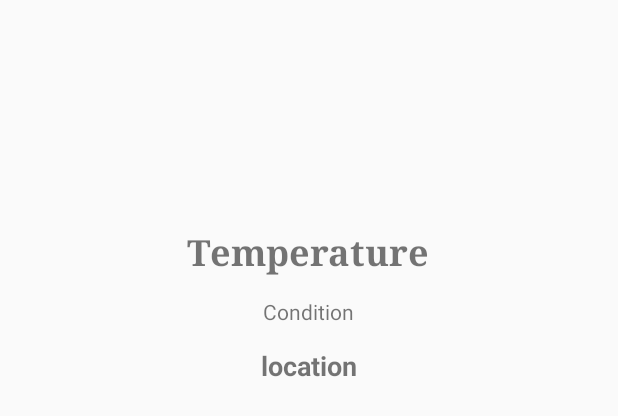
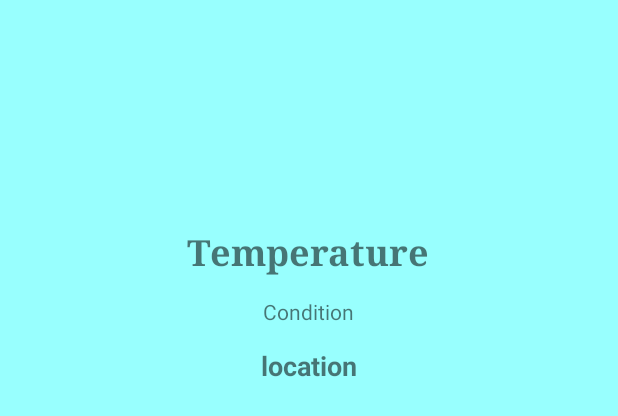
Before and after one commit to hramadhaan/Xplore-Malang, an Android app: the layout activity_weather.xml on its own in the app's theme, with its tools: preview values and no code run, on a phone screen of 412 x 824 dp. Shown: the top 416 px of the screen. Run offline under Robolectric (Android 15) with nearby library versions, the phone set to English and light mode, and no system bars; network calls fail.

Commit message:
Membuat frontend backend weather #52 #53

```diff
--- a/app/src/main/java/com/xploremalang/xploremalang/Weather/data/MainActivity_weather.java
+++ b/app/src/main/java/com/xploremalang/xploremalang/Weather/data/MainActivity_weather.java
@@ -41,7 +41,7 @@ public class MainActivity_weather extends AppCompatActivity {
                         if (result!=null){
                             ((TextView)findViewById(R.id.textView_condition)).setText(result.getWeatherList().get(0).getDescription());
                             ((TextView)findViewById(R.id.textView_location)).setText(result.getName());
-                            ((TextView)findViewById(R.id.textView_temperature)).setText(result.getMain().getTemp()+" C °");
+                            ((TextView)findViewById(R.id.textView_temperature)).setText((result.getMain().getTemp()-273)+" C °");
                             Glide.with(MainActivity_weather.this).load(String.format("http://openweathermap.org/img/w/%s.png", result.getWeatherList().get(0).getIcon()))
                                     .into(weatherIcon);
                         }else {
--- a/app/src/main/res/layout/activity_weather.xml
+++ b/app/src/main/res/layout/activity_weather.xml
@@ -9,6 +9,7 @@
     android:paddingTop="@dimen/activity_vertical_margin"
     android:paddingRight="@dimen/activity_horizontal_margin"
     android:paddingBottom="@dimen/activity_vertical_margin"
+    android:background="#98FFFE"
     tools:context=".Weather.data.MainActivity_weather">
 
     <ImageView
```
Also changed, not shown: 1 other file.
